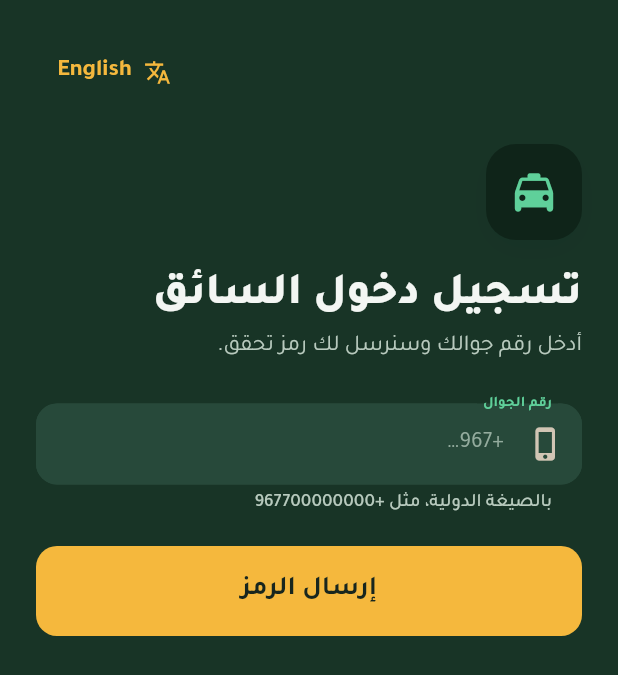
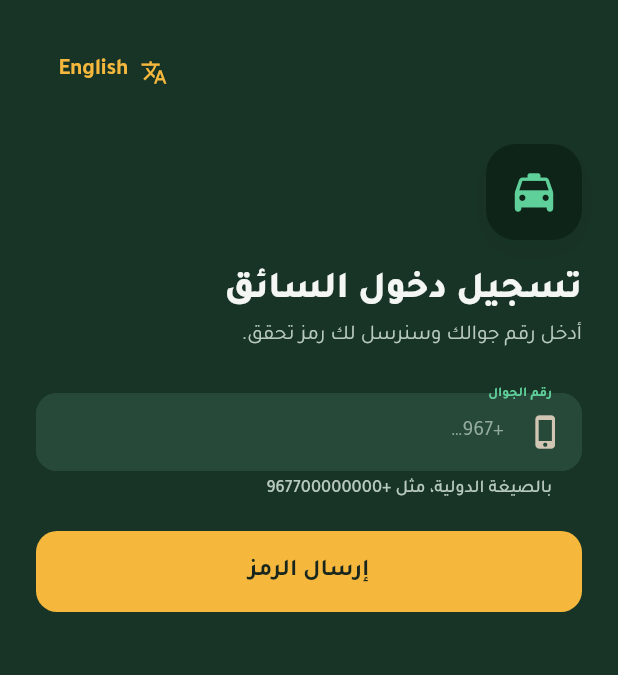
Before and after one commit to bamalliss84/rideflow, a Flutter app: the screen it shows after launch, on a phone screen of 412 x 824 dp. Shown: the top 675 px of the screen. Run offline on Flutter 3.47's test engine with Material 3 defaults, Android fonts, the phone set to English and light mode, and no system bars; our stand-ins replace dio, flutter_riverpod, flutter_secure_storage, geolocator, go_router, image_picker; generated files the repository leaves out were written again; network calls fail.

Commit message:
Driver app: smaller type scale and a less crowded request card
Co-Authored-By: Claude Opus 5.5 <noreply@anthropic.com>

```diff
--- a/mobile_app/driver/lib/design/components.dart
+++ b/mobile_app/driver/lib/design/components.dart
@@ -44,7 +44,7 @@ class RfButton extends StatelessWidget {
         SizedBox(width: 22, height: 22, child: CircularProgressIndicator(strokeWidth: 2.5, color: fg))
       else ...[
         if (icon != null) ...[Icon(icon, size: 22, color: fg), const SizedBox(width: 10)],
-        Flexible(child: Text(label, style: RfType.cta.copyWith(color: fg, fontSize: large ? 18 : 16), overflow: TextOverflow.ellipsis)),
+        Flexible(child: Text(label, style: RfType.cta.copyWith(color: fg, fontSize: large ? 16 : 15), overflow: TextOverflow.ellipsis)),
       ],
     ]);
     final button = Material(
@@ -57,7 +57,7 @@ class RfButton extends StatelessWidget {
         borderRadius: BorderRadius.circular(RfRadius.md),
         onTap: disabled ? null : onPressed,
         child: Container(
-          height: large ? 60 : 52,
+          height: large ? 54 : 48,
           padding: const EdgeInsets.symmetric(horizontal: 20),
           alignment: Alignment.center,
           child: child,
@@ -215,11 +215,11 @@ class RatingBadge extends StatelessWidget {
       padding: const EdgeInsets.symmetric(horizontal: 10, vertical: 5),
       decoration: BoxDecoration(color: RfColors.surfaceSunken, borderRadius: BorderRadius.circular(RfRadius.pill)),
       child: isNew
-          ? Text(newLabel, style: RfType.caption.copyWith(color: RfColors.teal, fontWeight: FontWeight.w800, fontSize: large ? 15 : 14))
+          ? Text(newLabel, style: RfType.caption.copyWith(color: RfColors.teal, fontWeight: FontWeight.w800, fontSize: large ? 14 : 13))
           : Row(mainAxisSize: MainAxisSize.min, children: [
-              Icon(Icons.star_rounded, size: large ? 20 : 16, color: RfColors.gold),
+              Icon(Icons.star_rounded, size: large ? 18 : 15, color: RfColors.gold),
               const SizedBox(width: 4),
-              Ltr(score!.toStringAsFixed(1), style: RfType.bodyStrong.copyWith(fontSize: large ? 17 : 15)),
+              Ltr(score!.toStringAsFixed(1), style: RfType.bodyStrong.copyWith(fontSize: large ? 15 : 14)),
               const SizedBox(width: 4),
               Ltr('($count)', style: RfType.caption),
             ]),
@@ -259,7 +259,7 @@ class MetricTile extends StatelessWidget {
           Flexible(child: Text(label, style: RfType.caption.copyWith(color: onInk ? RfColors.onInkMuted : RfColors.textMuted))),
         ]),
         const SizedBox(height: 4),
-        MoneyText(value, style: RfType.number.copyWith(fontSize: 20, color: onInk ? RfColors.onInk : RfColors.text)),
+        MoneyText(value, style: RfType.number.copyWith(fontSize: 17, color: onInk ? RfColors.onInk : RfColors.text)),
       ]);
 }
 
--- a/mobile_app/driver/lib/design/theme.dart
+++ b/mobile_app/driver/lib/design/theme.dart
@@ -21,10 +21,10 @@ ThemeData buildRideFlowTheme() {
     titleLarge: RfType.h2,
     titleMedium: RfType.h3,
     titleSmall: RfType.bodyStrong,
-    bodyLarge: RfType.body.copyWith(fontSize: 16),
+    bodyLarge: RfType.body.copyWith(fontSize: 15),
     bodyMedium: RfType.body,
     bodySmall: RfType.caption,
-    labelLarge: RfType.cta.copyWith(fontSize: 16),
+    labelLarge: RfType.cta.copyWith(fontSize: 15),
     labelMedium: RfType.label,
     labelSmall: RfType.caption,
   );
--- a/mobile_app/driver/lib/design/tokens.dart
+++ b/mobile_app/driver/lib/design/tokens.dart
@@ -61,19 +61,19 @@ abstract final class RfShadow {
   static const soft = [BoxShadow(color: Color(0x0D0B1B2B), blurRadius: 8, offset: Offset(0, 2))];
 }
 
-/// Tajawal type scale. Sizes are deliberately not tiny: drivers read at arm's length, often in sunlight.
+/// Tajawal type scale: readable at arm's length without crowding a phone screen.
 abstract final class RfType {
   static const family = 'Tajawal';
   static const _base = TextStyle(fontFamily: family, color: RfColors.text, height: 1.35, letterSpacing: 0);
 
-  static final display = _base.copyWith(fontSize: 30, fontWeight: FontWeight.w800, height: 1.15);
-  static final h1 = _base.copyWith(fontSize: 24, fontWeight: FontWeight.w800, height: 1.2);
-  static final h2 = _base.copyWith(fontSize: 19, fontWeight: FontWeight.w700, height: 1.25);
-  static final h3 = _base.copyWith(fontSize: 17, fontWeight: FontWeight.w700);
-  static final body = _base.copyWith(fontSize: 15, fontWeight: FontWeight.w400);
-  static final bodyStrong = _base.copyWith(fontSize: 15, fontWeight: FontWeight.w700);
-  static final label = _base.copyWith(fontSize: 13, fontWeight: FontWeight.w500, color: RfColors.textMuted);
-  static final caption = _base.copyWith(fontSize: 12.5, fontWeight: FontWeight.w500, color: RfColors.textMuted);
-  static final cta = _base.copyWith(fontSize: 17, fontWeight: FontWeight.w700, height: 1.1);
-  static final number = _base.copyWith(fontSize: 22, fontWeight: FontWeight.w800, height: 1.1);
+  static final display = _base.copyWith(fontSize: 25, fontWeight: FontWeight.w800, height: 1.15);
+  static final h1 = _base.copyWith(fontSize: 20, fontWeight: FontWeight.w800, height: 1.2);
+  static final h2 = _base.copyWith(fontSize: 17, fontWeight: FontWeight.w700, height: 1.25);
+  static final h3 = _base.copyWith(fontSize: 15, fontWeight: FontWeight.w700);
+  static final body = _base.copyWith(fontSize: 14, fontWeight: FontWeight.w400);
+  static final bodyStrong = _base.copyWith(fontSize: 14, fontWeight: FontWeight.w700);
+  static final label = _base.copyWith(fontSize: 12, fontWeight: FontWeight.w500, color: RfColors.textMuted);
+  static final caption = _base.copyWith(fontSize: 12, fontWeight: FontWeight.w500, color: RfColors.textMuted);
+  static final cta = _base.copyWith(fontSize: 15, fontWeight: FontWeight.w700, height: 1.1);
+  static final number = _base.copyWith(fontSize: 18, fontWeight: FontWeight.w800, height: 1.1);
 }
--- a/mobile_app/driver/lib/features/confirm/confirm_screen.dart
+++ b/mobile_app/driver/lib/features/confirm/confirm_screen.dart
@@ -154,7 +154,7 @@ class _ConfirmRideScreenState extends ConsumerState<ConfirmRideScreen> {
                   const SizedBox(height: RfSpace.xl),
                   Text(t.confirmTitle, key: const Key('confirmTitle'), style: RfType.display.copyWith(color: RfColors.onInk)),
                   const SizedBox(height: RfSpace.sm),
-                  MoneyText(formatMoney(fare, ride.currency, units), style: RfType.display.copyWith(color: RfColors.gold, fontSize: 56)),
+                  MoneyText(formatMoney(fare, ride.currency, units), style: RfType.display.copyWith(color: RfColors.gold, fontSize: 42)),
                   Text('${t.agreedFare} · ${t.cashSuffix}', style: RfType.body.copyWith(color: RfColors.onInkMuted)),
                   if (rider != null) ...[
                     const SizedBox(height: RfSpace.lg),
```
Also changed, not shown: mobile_app/driver/lib/features/home/home_screen.dart (+29 -31 lines), 1 other file.
